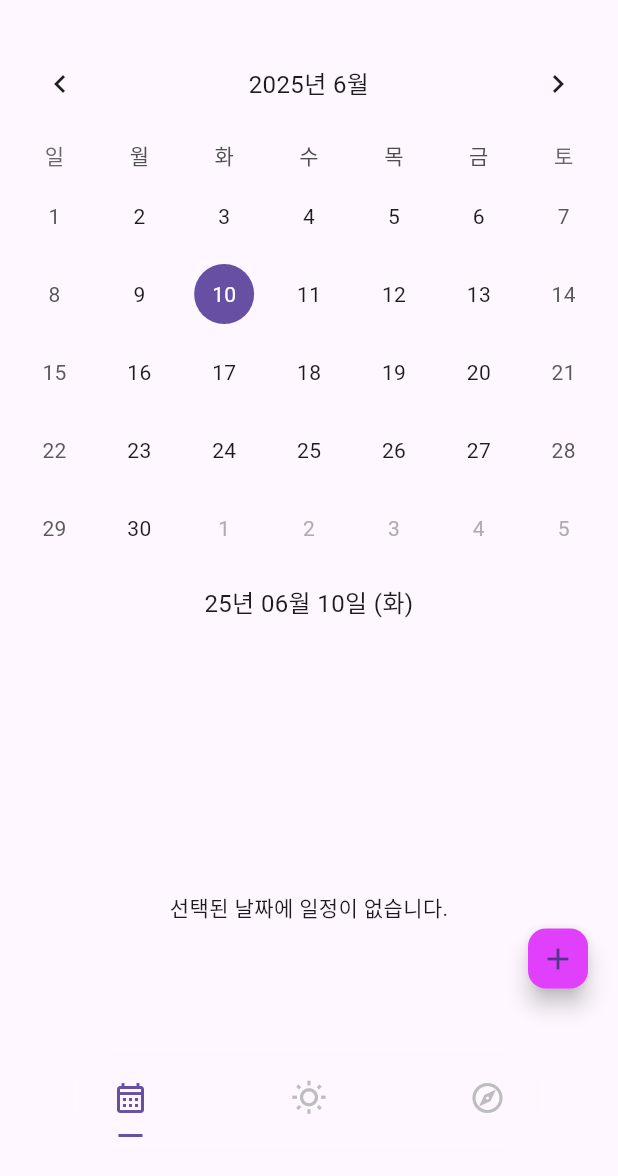
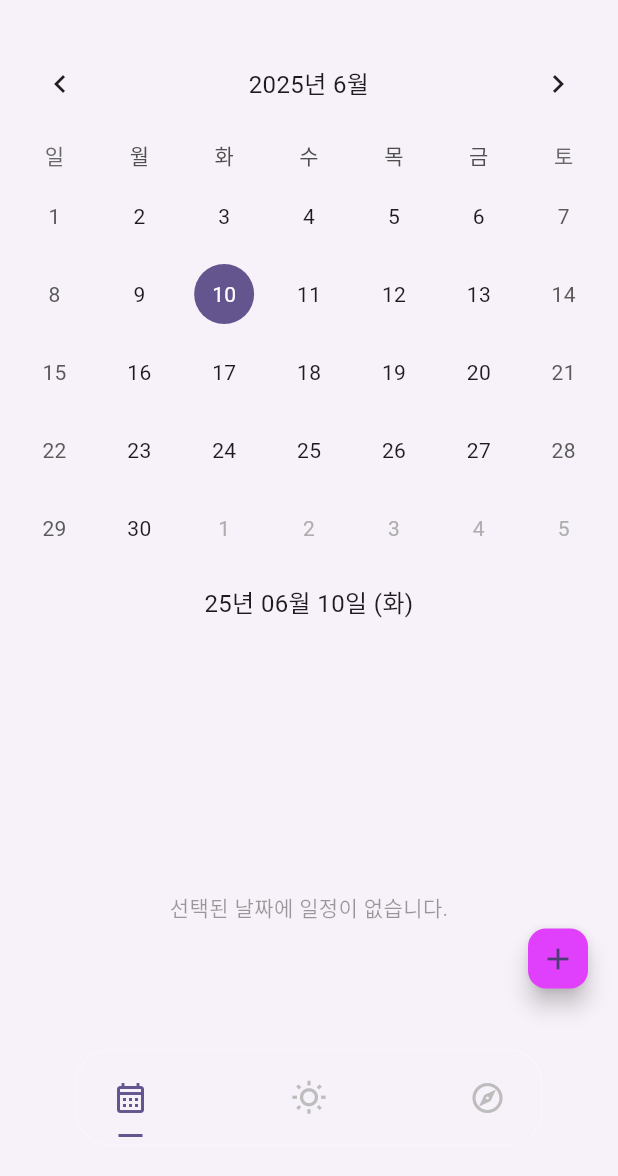
Before and after one commit to creatorjun/safe_diary, a Flutter app: the HomeScreen screen opened by its route, on a phone screen of 412 x 824 dp, the part 60-1236 px from its top. Run offline on Flutter 3.47's test engine with Material 3 defaults, Android fonts, the phone set to English and light mode, and no system bars; drawn by our look-alikes of crystal_navigation_bar, table_calendar; our stand-ins replace firebase_core, firebase_messaging, flutter_dotenv, flutter_local_notifications, flutter_secure_storage, flutter_svg_provider and 1 more; missing offline and left inert: kakao_flutter_sdk, naver_login_sdk, stomp_dart_client; accounts and stored records are empty; generated files the repository leaves out were written again.

Commit message:
테마 적용 시작

```diff
--- /dev/null
+++ b/lib/app/theme/app_theme.dart
@@ -0,0 +1,47 @@
+import 'package:flutter/material.dart';
+
+class AppTheme {
+  AppTheme._();
+
+  static const Color _seedColor = Color(0xFF6750A4);
+
+  static final ThemeData lightTheme = ThemeData(
+    useMaterial3: true,
+    colorScheme: ColorScheme.fromSeed(
+      seedColor: _seedColor,
+      brightness: Brightness.light,
+    ),
+    appBarTheme: const AppBarTheme(
+      elevation: 0,
+      centerTitle: true,
+      backgroundColor: Colors.transparent,
+    ),
+    scaffoldBackgroundColor: const Color(0xFFF7F2F9),
+    cardTheme: CardThemeData(
+      elevation: 1.5,
+      shape: RoundedRectangleBorder(
+        borderRadius: BorderRadius.circular(12.0),
+      ),
+    ),
+  );
+
+  static final ThemeData darkTheme = ThemeData(
+    useMaterial3: true,
+    colorScheme: ColorScheme.fromSeed(
+      seedColor: _seedColor,
+      brightness: Brightness.dark,
+    ),
+    appBarTheme: const AppBarTheme(
+      elevation: 0,
+      centerTitle: true,
+      backgroundColor: Colors.transparent,
+    ),
+    scaffoldBackgroundColor: const Color(0xFF141218),
+    cardTheme: CardThemeData(
+      elevation: 1.5,
+      shape: RoundedRectangleBorder(
+        borderRadius: BorderRadius.circular(12.0),
+      ),
+    ),
+  );
+}
--- a/lib/app/views/calendar_view.dart
+++ b/lib/app/views/calendar_view.dart
@@ -1,5 +1,3 @@
-// lib/app/views/calendar_view.dart
-
 import 'package:flutter/material.dart';
 import 'package:get/get.dart';
 import 'package:intl/intl.dart';
@@ -11,12 +9,6 @@
 
 class CalendarView extends StatelessWidget {
   const CalendarView({super.key});
-
-  final List<Color> _markerColors = const [
-    Colors.redAccent,
-    Colors.purpleAccent,
-    Colors.greenAccent,
-  ];
 
   Widget _buildEventMarker(
       BuildContext context,
@@ -42,13 +34,13 @@
       height: 18,
       decoration: BoxDecoration(
         shape: BoxShape.circle,
-        color: Theme.of(context).primaryColor.withAlpha(80),
+        color: Theme.of(context).primaryColor.withAlpha(120),
       ),
       alignment: Alignment.center,
       child: Text(
         '$count',
-        style: const TextStyle(
-          color: Colors.white,
+        style: TextStyle(
+          color: Theme.of(context).colorScheme.onPrimary,
           fontSize: 10,
           fontWeight: FontWeight.bold,
         ),
@@ -59,6 +51,12 @@
   @override
   Widget build(BuildContext context) {
     final HomeController controller = Get.find<HomeController>();
+    final ColorScheme colorScheme = Theme.of(context).colorScheme;
+    final List<Color> markerColors = [
+      colorScheme.primary,
+      colorScheme.secondary,
+      colorScheme.tertiary,
+    ];
 
     return Column(
       children: [
@@ -87,18 +85,15 @@
               ),
               calendarStyle: CalendarStyle(
                 todayDecoration: BoxDecoration(
-                  color: Colors.orange.shade200,
+                  color: colorScheme.tertiaryContainer,
                   shape: BoxShape.circle,
                 ),
+                todayTextStyle: TextStyle(color: colorScheme.onTertiaryContainer),
                 selectedDecoration: BoxDecoration(
-                  color: Theme.of(context).primaryColor,
+                  color: colorScheme.primary,
                   shape: BoxShape.circle,
                 ),
-                selectedTextStyle: const TextStyle(color: Colors.white),
-                markerDecoration: const BoxDecoration(
-                  color: Colors.blue,
-                  shape: BoxShape.circle,
-                ),
+                selectedTextStyle: TextStyle(color: colorScheme.onPrimary),
               ),
               calendarBuilders: CalendarBuilders(
                 markerBuilder: (context, day, eventsFromLoader) {
@@ -112,7 +107,7 @@
                           context,
                           day,
                           eventsFromLoader[i],
-                          _markerColors[i % _markerColors.length],
+                          markerColors[i % markerColors.length],
                         ),
                       );
                     }
@@ -165,8 +160,13 @@
 
             final events = controller.selectedDayEvents;
             if (events.isEmpty) {
-              return const Center(
-                child: Text("선택된 날짜에 일정이 없습니다.", style: textStyleSmall),
+              return Center(
+                child: Text(
+                  "선택된 날짜에 일정이 없습니다.",
+                  style: textStyleSmall.copyWith(
+                    color: Theme.of(context).disabledColor,
+                  ),
+                ),
               );
             }
 
@@ -174,8 +174,6 @@
               itemCount: events.length,
               itemBuilder: (context, index) {
                 final event = events[index];
-                // 현재 아이템이 제출 중(로딩 중)인지 판단하는 로직을 단순화하거나 HomeController로 이전 고려
-                // 여기서는 backendEventId가 null인 경우 (새로 추가되어 ID 할당 전)를 로딩으로 간주
                 bool isCurrentlySubmittingThisEvent =
                     controller.isSubmittingEvent.value &&
                         event.backendEventId == null;
@@ -191,8 +189,7 @@
                       event.displayTime(context),
                       style: textStyleSmall,
                     ),
-                    trailing:
-                        isCurrentlySubmittingThisEvent
+                    trailing: isCurrentlySubmittingThisEvent
                         ? const SizedBox(
                       width: 24,
                       height: 24,
@@ -204,7 +201,7 @@
                         IconButton(
                           icon: Icon(
                             Icons.edit,
-                                    color: Colors.blueGrey.shade400,
+                            color: colorScheme.secondary,
                             size: 20,
                           ),
                           tooltip: '수정',
@@ -222,7 +219,7 @@
                         IconButton(
                           icon: Icon(
                             Icons.delete_outline,
-                                    color: Colors.red.shade300,
+                            color: colorScheme.error,
                             size: 20,
                           ),
                           tooltip: '삭제',
```
Also changed, not shown: lib/app/controllers/profile_controller.dart (+27 -42 lines), lib/app/controllers/weather_controller.dart (+7 -16 lines), lib/app/views/luck_view.dart (+33 -27 lines), lib/app/views/profile_screen.dart (+11 -48 lines), lib/main.dart (+4 -11 lines). Lines whose indentation alone changed are shown as unchanged.
